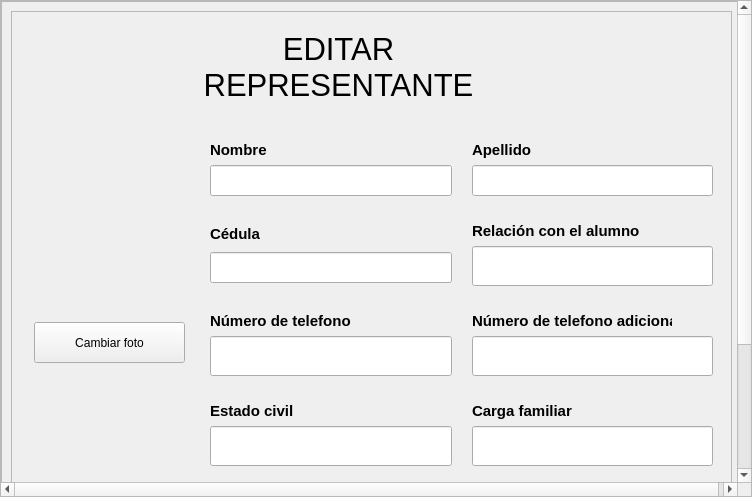
First picture: the form in recursos_graficos_y_logicos/elementos_graficos_ui/pantalla_editar_representante.ui, repository Enmanuel-86/TELA-APP, before the edit.
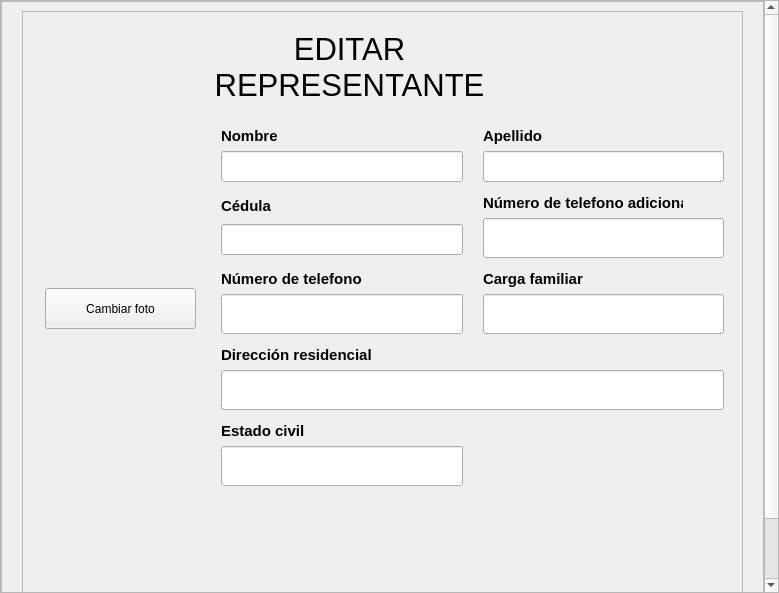
Second picture: the form after the edit. Icons and pictures are not drawn.

Commit message: se elimino el campo "relacion con el representante"

```diff
--- a/recursos_graficos_y_logicos/elementos_graficos_ui/pantalla_editar_representante.ui
+++ b/recursos_graficos_y_logicos/elementos_graficos_ui/pantalla_editar_representante.ui
@@ -9,8 +9,8 @@
    <rect>
     <x>0</x>
     <y>0</y>
-    <width>752</width>
-    <height>497</height>
+    <width>779</width>
+    <height>593</height>
    </rect>
   </property>
   <property name="minimumSize">
@@ -50,8 +50,8 @@
       <property name="geometry">
        <rect>
         <x>0</x>
-        <y>0</y>
-        <width>753</width>
+        <y>-70</y>
+        <width>760</width>
         <height>661</height>
        </rect>
       </property>
@@ -527,9 +527,9 @@
                  </layout>
                 </item>
                 <item row="1" column="2">
-                 <layout class="QVBoxLayout" name="verticalLayout_16">
+                 <layout class="QVBoxLayout" name="verticalLayout_37">
                   <item>
-                   <widget class="QLabel" name="label_relacion_alumno">
+                   <widget class="QLabel" name="label_numero_telefono_adicional">
                     <property name="minimumSize">
                      <size>
                       <width>200</width>
@@ -555,7 +555,7 @@
                      <string notr="true"/>
                     </property>
                     <property name="text">
-                     <string>Relación con el alumno</string>
+                     <string>Número de telefono adicional </string>
                     </property>
                     <property name="scaledContents">
                      <bool>false</bool>
@@ -566,7 +566,7 @@
                    </widget>
                   </item>
                   <item>
-                   <widget class="QLineEdit" name="input_mostrar_relacion_alumno">
+                   <widget class="QLineEdit" name="input_mostrar_numero_telefono_adicional">
                     <property name="enabled">
                      <bool>true</bool>
                     </property>
@@ -659,144 +659,6 @@
                  </layout>
                 </item>
                 <item row="2" column="2">
-                 <layout class="QVBoxLayout" name="verticalLayout_37">
-                  <item>
-                   <widget class="QLabel" name="label_numero_telefono_adicional">
-                    <property name="minimumSize">
-                     <size>
-                      <width>200</width>
-                      <height>30</height>
-                     </size>
-                    </property>
-                    <property name="maximumSize">
-                     <size>
-                      <width>200</width>
-                      <height>30</height>
-                     </size>
-                    </property>
-                    <property name="font">
-                     <font>
-                      <family>Segoe UI</family>
-                      <pointsize>11</pointsize>
-                      <weight>75</weight>
-                      <italic>false</italic>
-                      <bold>true</bold>
-                     </font>
-                    </property>
-                    <property name="styleSheet">
-                     <string notr="true"/>
-                    </property>
-                    <property name="text">
-                     <string>Número de telefono adicional </string>
-                    </property>
-                    <property name="scaledContents">
-                     <bool>false</bool>
-                    </property>
-                    <property name="tipo" stdset="0">
-                     <string>titulo_qlineedit</string>
-                    </property>
-                   </widget>
-                  </item>
-                  <item>
-                   <widget class="QLineEdit" name="input_mostrar_numero_telefono_adicional">
-                    <property name="enabled">
-                     <bool>true</bool>
-                    </property>
-                    <property name="minimumSize">
-                     <size>
-                      <width>0</width>
-                      <height>40</height>
-                     </size>
-                    </property>
-                    <property name="font">
-                     <font>
-                      <family>Segoe UI</family>
-                      <pointsize>14</pointsize>
-                      <weight>50</weight>
-                      <italic>false</italic>
-                      <bold>false</bold>
-                     </font>
-                    </property>
-                    <property name="styleSheet">
-                     <string notr="true"/>
-                    </property>
-                    <property name="readOnly">
-                     <bool>false</bool>
-                    </property>
-                   </widget>
-                  </item>
-                 </layout>
-                </item>
-                <item row="3" column="1">
-                 <layout class="QVBoxLayout" name="verticalLayout_21">
-                  <item>
-                   <widget class="QLabel" name="label_estado_civil">
-                    <property name="minimumSize">
-                     <size>
-                      <width>200</width>
-                      <height>30</height>
-                     </size>
-                    </property>
-                    <property name="maximumSize">
-                     <size>
-                      <width>200</width>
-                      <height>30</height>
-                     </size>
-                    </property>
-                    <property name="font">
-                     <font>
-                      <family>Segoe UI</family>
-                      <pointsize>11</pointsize>
-                      <weight>75</weight>
-                      <italic>false</italic>
-                      <bold>true</bold>
-                     </font>
-                    </property>
-                    <property name="styleSheet">
-                     <string notr="true"/>
-                    </property>
-                    <property name="text">
-                     <string>Estado civil</string>
-                    </property>
-                    <property name="scaledContents">
-                     <bool>false</bool>
-                    </property>
-                    <property name="tipo" stdset="0">
-                     <string>titulo_qlineedit</string>
-                    </property>
-                   </widget>
-                  </item>
-                  <item alignment="Qt::AlignTop">
-                   <widget class="QLineEdit" name="input_mostrar_estado_civil">
-                    <property name="enabled">
-                     <bool>true</bool>
-                    </property>
-                    <property name="minimumSize">
-                     <size>
-                      <width>0</width>
-                      <height>40</height>
-                     </size>
-                    </property>
-                    <property name="font">
-                     <font>
-                      <family>Segoe UI</family>
-                      <pointsize>14</pointsize>
-                      <weight>50</weight>
-                      <italic>false</italic>
-                      <bold>false</bold>
-                     </font>
-                    </property>
-                    <property name="styleSheet">
-                     <string notr="true"/>
-                    </property>
-                    <property name="readOnly">
-                     <bool>false</bool>
-                    </property>
-                   </widget>
-                  </item>
-                 </layout>
-                </item>
-                <item row="3" column="2">
                  <layout class="QVBoxLayout" name="verticalLayout_20">
                   <item>
                    <widget class="QLabel" name="label_carga_familiar">
@@ -865,7 +727,7 @@
                   </item>
                  </layout>
                 </item>
-                <item row="4" column="1" colspan="2">
+                <item row="3" column="1" colspan="2">
                  <layout class="QVBoxLayout" name="verticalLayout_17">
                   <item>
                    <widget class="QLabel" name="label_direccion_residencial">
@@ -934,6 +796,75 @@
                   </item>
                  </layout>
                 </item>
+                <item row="4" column="1">
+                 <layout class="QVBoxLayout" name="verticalLayout_21">
+                  <item>
+                   <widget class="QLabel" name="label_estado_civil">
+                    <property name="minimumSize">
+                     <size>
+                      <width>200</width>
+                      <height>30</height>
+                     </size>
+                    </property>
+                    <property name="maximumSize">
+                     <size>
+                      <width>200</width>
+                      <height>30</height>
+                     </size>
+                    </property>
+                    <property name="font">
+                     <font>
+                      <family>Segoe UI</family>
+                      <pointsize>11</pointsize>
+                      <weight>75</weight>
+                      <italic>false</italic>
+                      <bold>true</bold>
+                     </font>
+                    </property>
+                    <property name="styleSheet">
+                     <string notr="true"/>
+                    </property>
+                    <property name="text">
+                     <string>Estado civil</string>
+                    </property>
+                    <property name="scaledContents">
+                     <bool>false</bool>
+                    </property>
+                    <property name="tipo" stdset="0">
+                     <string>titulo_qlineedit</string>
+                    </property>
+                   </widget>
+                  </item>
+                  <item alignment="Qt::AlignTop">
+                   <widget class="QLineEdit" name="input_mostrar_estado_civil">
+                    <property name="enabled">
+                     <bool>true</bool>
+                    </property>
+                    <property name="minimumSize">
+                     <size>
+                      <width>0</width>
+                      <height>40</height>
+                     </size>
+                    </property>
+                    <property name="font">
+                     <font>
+                      <family>Segoe UI</family>
+                      <pointsize>14</pointsize>
+                      <weight>50</weight>
+                      <italic>false</italic>
+                      <bold>false</bold>
+                     </font>
+                    </property>
+                    <property name="styleSheet">
+                     <string notr="true"/>
+                    </property>
+                    <property name="readOnly">
+                     <bool>false</bool>
+                    </property>
+                   </widget>
+                  </item>
+                 </layout>
+                </item>
                 <item row="5" column="2">
                  <layout class="QHBoxLayout" name="horizontalLayout">
                   <item>
```
The commit also changes 1 other file.
